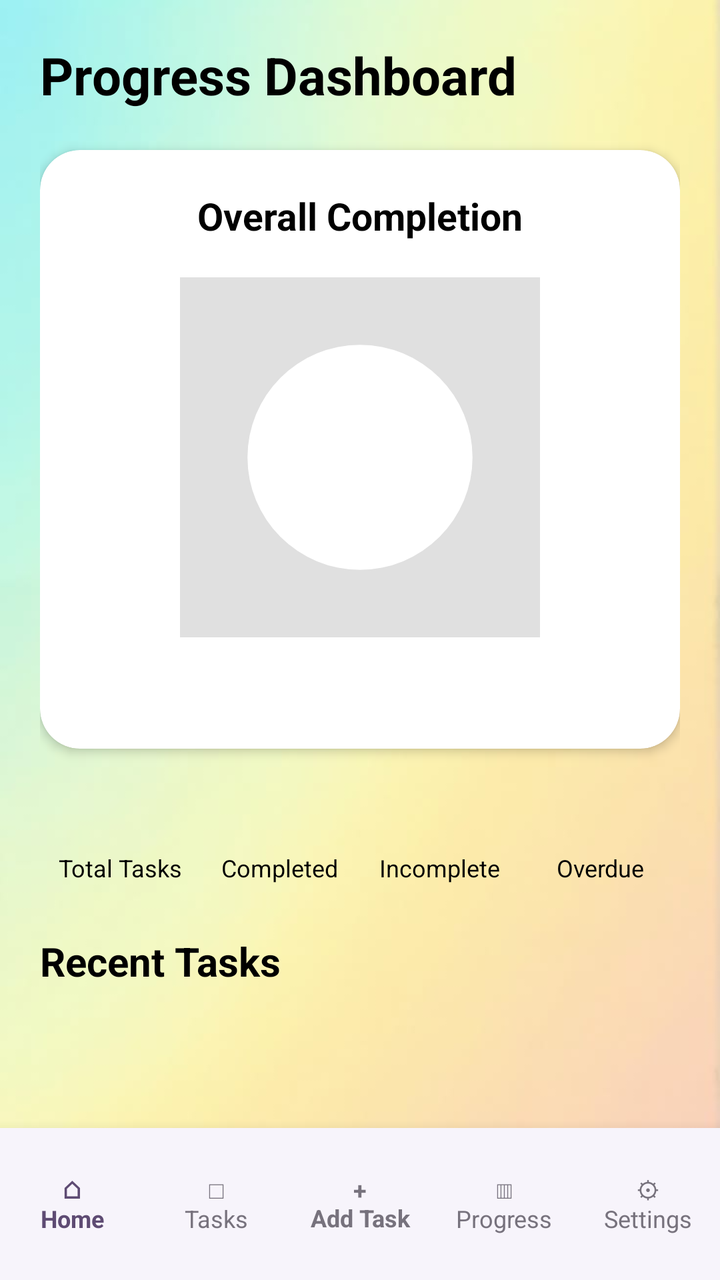
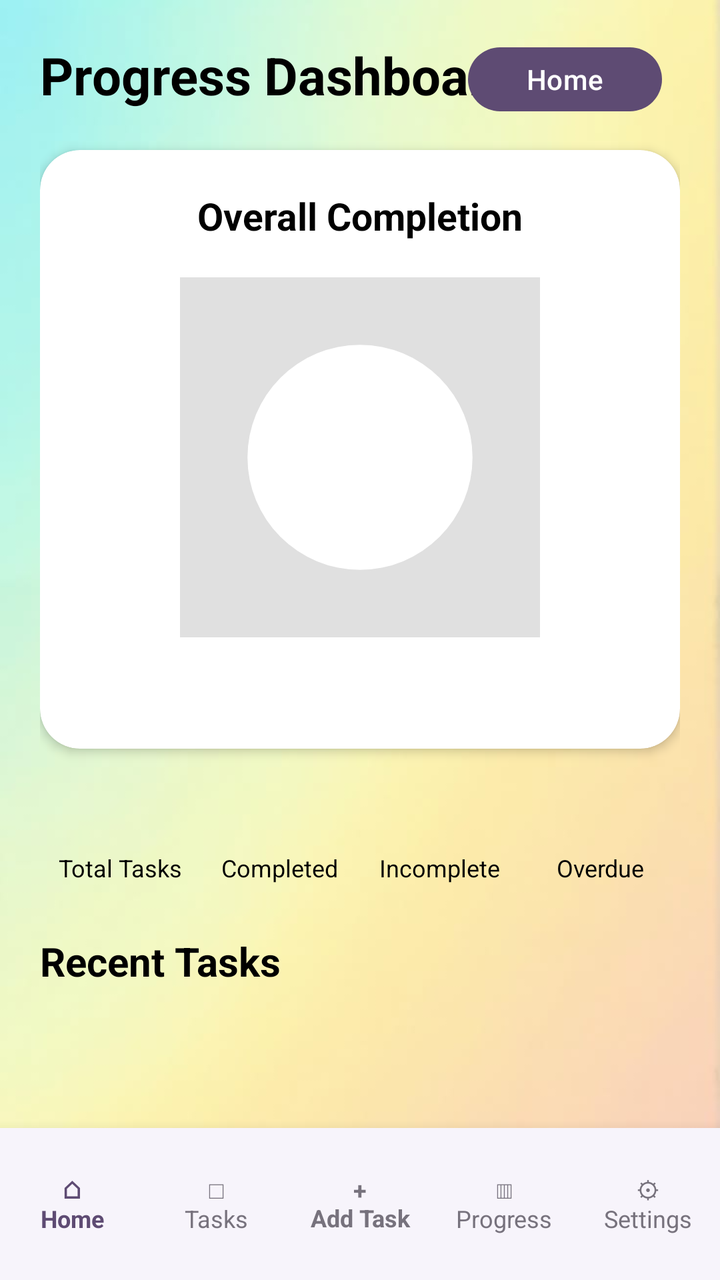

Before-and-after screenshots of an Android layout around one commit, followed by the original layout XML and the change that was made.
<!-- AndroidManifest.xml: application theme Theme.StudyMate -->
<!-- res/layout/fragment_progress.xml -->
<?xml version="1.0" encoding="utf-8"?>
<androidx.constraintlayout.widget.ConstraintLayout
    xmlns:android="http://schemas.android.com/apk/res/android"
    xmlns:app="http://schemas.android.com/apk/res-auto"
    xmlns:tools="http://schemas.android.com/tools"
    android:layout_width="match_parent"
    android:layout_height="match_parent"
    android:background="@drawable/background_5"
    tools:context=".ProgressFragment">

    <ScrollView
        android:id="@+id/progressScrollView"
        android:layout_width="0dp"
        android:layout_height="0dp"
        android:fillViewport="true"
        android:padding="20dp"
        app:layout_constraintTop_toTopOf="parent"
        app:layout_constraintBottom_toTopOf="@id/bottomNav"
        app:layout_constraintStart_toStartOf="parent"
        app:layout_constraintEnd_toEndOf="parent">

        <LinearLayout
            android:layout_width="match_parent"
            android:layout_height="wrap_content"
            android:orientation="vertical">

            <TextView
                android:id="@+id/textviewProgressTitle"
                android:layout_width="wrap_content"
                android:layout_height="wrap_content"
                android:text="@string/progress_dashboard"
                android:textColor="@android:color/black"
                android:textSize="26sp"
                android:textStyle="bold"
                android:layout_marginBottom="20dp" />

            <androidx.cardview.widget.CardView
                android:layout_width="match_parent"
                android:layout_height="wrap_content"
                android:layout_marginBottom="22dp"
                app:cardBackgroundColor="@android:color/white"
                app:cardCornerRadius="20dp"
                app:cardElevation="3dp">

                <LinearLayout
                    android:layout_width="match_parent"
                    android:layout_height="wrap_content"
                    android:orientation="vertical"
                    android:gravity="center"
                    android:padding="20dp">

                    <TextView
                        android:layout_width="wrap_content"
                        android:layout_height="wrap_content"
                        android:text="@string/overall_completion"
                        android:textColor="@android:color/black"
                        android:textSize="19sp"
                        android:textStyle="bold"
                        android:layout_marginBottom="18dp" />

                    <FrameLayout
                        android:layout_width="180dp"
                        android:layout_height="180dp">

                        <ProgressBar
                            android:id="@+id/progressCircular"
                            style="?android:attr/progressBarStyleHorizontal"
                            android:layout_width="180dp"
                            android:layout_height="180dp"
                            android:layout_gravity="center"
                            android:indeterminate="false"
                            android:max="100"
                            android:progressDrawable="@drawable/circular_progress" />

                        <TextView
                            android:id="@+id/textviewCompletionPercentage"
                            android:layout_width="0dp"
                            android:layout_height="wrap_content"
                            android:layout_gravity="center"
                            android:textColor="@android:color/black"
                            android:textSize="30sp"
                            android:textStyle="bold" />

                    </FrameLayout>

                    <TextView
                        android:id="@+id/textviewCompletedOfTotal"
                        android:layout_width="wrap_content"
                        android:layout_height="wrap_content"
                        android:textColor="@android:color/black"
                        android:textSize="16sp"
                        android:textStyle="bold"
                        android:layout_marginTop="14dp" />

                </LinearLayout>

            </androidx.cardview.widget.CardView>

            <LinearLayout
                android:id="@+id/taskStatistics"
                android:layout_width="match_parent"
                android:layout_height="wrap_content"
                android:baselineAligned="false"
                android:orientation="horizontal"
                android:weightSum="4"
                android:layout_marginBottom="25dp">

                <LinearLayout
                    android:id="@+id/totalTasksContainer"
                    android:layout_width="0dp"
                    android:layout_height="wrap_content"
                    android:layout_weight="1"
                    android:orientation="vertical"
                    android:gravity="center">

                    <TextView
                        android:id="@+id/tvTotalTasks"
                        android:layout_width="wrap_content"
                        android:layout_height="wrap_content"
                        android:textColor="@android:color/black"
                        android:textSize="22sp"
                        android:textStyle="bold" />

                    <TextView
                        android:layout_width="wrap_content"
                        android:layout_height="wrap_content"
                        android:gravity="center"
                        android:text="@string/total_tasks"
                        android:textColor="@android:color/black"
                        android:textSize="12sp" />

                </LinearLayout>

                <LinearLayout
                    android:id="@+id/completedTasksContainer"
                    android:layout_width="0dp"
                    android:layout_height="wrap_content"
                    android:layout_weight="1"
                    android:orientation="vertical"
                    android:gravity="center">

                    <TextView
                        android:id="@+id/textviewCompletedTasks"
                        android:layout_width="wrap_content"
                        android:layout_height="wrap_content"
                        android:textColor="@android:color/black"
                        android:textSize="22sp"
                        android:textStyle="bold" />

                    <TextView
                        android:layout_width="wrap_content"
                        android:layout_height="wrap_content"
                        android:text="@string/completed"
                        android:textColor="@android:color/black"
                        android:textSize="12sp"
                        android:gravity="center" />

                </LinearLayout>

                <LinearLayout
                    android:id="@+id/incompleteTasksContainer"
                    android:layout_width="0dp"
                    android:layout_height="wrap_content"
                    android:layout_weight="1"
                    android:orientation="vertical"
                    android:gravity="center">

                    <TextView
                        android:id="@+id/textviewIncompleteTasks"
                        android:layout_width="wrap_content"
                        android:layout_height="wrap_content"
                        android:textColor="@android:color/black"
                        android:textSize="22sp"
                        android:textStyle="bold" />

                    <TextView
                        android:layout_width="wrap_content"
                        android:layout_height="wrap_content"
                        android:text="@string/incomplete"
                        android:textColor="@android:color/black"
                        android:textSize="12sp"
                        android:gravity="center" />

                </LinearLayout>

                <LinearLayout
                    android:id="@+id/overdueTasksContainer"
                    android:layout_width="0dp"
                    android:layout_height="wrap_content"
                    android:layout_weight="1"
                    android:orientation="vertical"
                    android:gravity="center">

                    <TextView
                        android:id="@+id/tvOverdueTasks"
                        android:layout_width="wrap_content"
                        android:layout_height="wrap_content"
                        android:textColor="@android:color/black"
                        android:textSize="22sp"
                        android:textStyle="bold" />

                    <TextView
                        android:layout_width="wrap_content"
                        android:layout_height="wrap_content"
                        android:text="@string/overdue"
                        android:textColor="@android:color/black"
                        android:textSize="12sp"
                        android:gravity="center" />

                </LinearLayout>

            </LinearLayout>

            <TextView
                android:id="@+id/textviewRecentTasksTitle"
                android:layout_width="wrap_content"
                android:layout_height="wrap_content"
                android:text="@string/recent_tasks"
                android:textColor="@android:color/black"
                android:textSize="20sp"
                android:textStyle="bold"
                android:layout_marginBottom="12dp" />

            <LinearLayout
                android:id="@+id/recentTasksContainer"
                android:layout_width="match_parent"
                android:layout_height="wrap_content"
                android:orientation="vertical"
                android:layout_marginBottom="20dp" />

        </LinearLayout>

    </ScrollView>

    <include
        android:id="@+id/bottomNav"
        layout="@layout/bottom_nav"
        android:layout_width="0dp"
        android:layout_height="76dp"
        app:layout_constraintBottom_toBottomOf="parent"
        app:layout_constraintStart_toStartOf="parent"
        app:layout_constraintEnd_toEndOf="parent" />

</androidx.constraintlayout.widget.ConstraintLayout>
<!-- res/layout/bottom_nav.xml (included above) -->
<?xml version="1.0" encoding="utf-8"?>
<LinearLayout
    xmlns:android="http://schemas.android.com/apk/res/android"
    android:id="@+id/bottomNav"
    android:layout_width="match_parent"
    android:layout_height="76dp"
    android:orientation="horizontal"
    android:gravity="center"
    android:background="@color/studymate_background"
    android:elevation="10dp"
    android:paddingTop="6dp"
    android:paddingBottom="6dp">

    <TextView
        android:id="@+id/navHome"
        android:layout_width="0dp"
        android:layout_height="match_parent"
        android:layout_weight="1"
        android:text="@string/_10_home"
        android:gravity="center"
        android:textColor="@color/studymate_primary"
        android:textSize="12sp"
        android:textStyle="bold" />

    <TextView
        android:id="@+id/navTasks"
        android:layout_width="0dp"
        android:layout_height="match_parent"
        android:layout_weight="1"
        android:text="@string/_10_tasks"
        android:gravity="center"
        android:textColor="@color/studymate_text_grey"
        android:textSize="12sp" />

    <TextView
        android:id="@+id/navAddTask"
        android:layout_width="0dp"
        android:layout_height="match_parent"
        android:layout_weight="1"
        android:text="@string/_10_add_task"
        android:gravity="center"
        android:textColor="@color/studymate_text_grey"
        android:textSize="12sp"
        android:textStyle="bold" />

    <TextView
        android:id="@+id/navProgress"
        android:layout_width="0dp"
        android:layout_height="match_parent"
        android:layout_weight="1"
        android:text="@string/_10_progress"
        android:gravity="center"
        android:textColor="@color/studymate_text_grey"
        android:textSize="12sp" />

    <TextView
        android:id="@+id/navSettings"
        android:layout_width="0dp"
        android:layout_height="match_parent"
        android:layout_weight="1"
        android:text="@string/_10_settings"
        android:gravity="center"
        android:textColor="@color/studymate_text_grey"
        android:textSize="12sp" />

</LinearLayout>
<!-- resources referenced by this layout -->
<resources>
  <color name="studymate_background">#F7F4FB</color>
  <color name="studymate_primary">#5E4B73</color>
  <color name="studymate_text_grey">#77727D</color>
  <!-- drawable background_5: jpeg bitmap (drawable, 11861 bytes) -->
  <!-- drawable circular_progress (drawable) -->
  <?xml version="1.0" encoding="utf-8"?>
  <layer-list xmlns:android="http://schemas.android.com/apk/res/android">
  
      <item>
          <shape
              android:shape="ring"
              android:innerRadiusRatio="3.2"
              android:thicknessRatio="0.14"
              android:useLevel="false">
  
              <solid android:color="#E0E0E0" />
  
          </shape>
      </item>
  
      <item>
          <shape
              android:shape="ring"
              android:innerRadiusRatio="3.2"
              android:thicknessRatio="0.14"
              android:useLevel="true">
  
              <solid android:color="#667B6D" />
  
          </shape>
      </item>
  
  </layer-list>
  <string name="_10_add_task">+\nAdd Task</string>
  <string name="_10_home">⌂\nHome</string>
  <string name="_10_progress">▥\nProgress</string>
  <string name="_10_settings">⚙\nSettings</string>
  <string name="_10_tasks">□\nTasks</string>
  <string name="completed">Completed</string>
  <string name="incomplete">Incomplete</string>
  <string name="overall_completion">Overall Completion</string>
  <string name="overdue">Overdue</string>
  <string name="progress_dashboard">Progress Dashboard</string>
  <string name="recent_tasks">Recent Tasks</string>
  <string name="total_tasks">Total Tasks</string>
  <style name="Theme.StudyMate" parent="Base.Theme.StudyMate" />
  <style name="Base.Theme.StudyMate" parent="Theme.Material3.Light.NoActionBar">
          <item name="colorPrimary">@color/studymate_primary</item>
          <item name="colorOnPrimary">@android:color/white</item>
  
          <item name="android:windowBackground">@color/studymate_background</item>
          <item name="android:textColorPrimary">@android:color/black</item>
          <item name="android:textColorSecondary">@android:color/black</item>
      </style>
</resources>

<!-- the commit's change to res/layout/fragment_progress.xml (unified diff, before → after) -->
@@ -232,6 +232,19 @@
 
     </ScrollView>
 
+    <Button
+        android:id="@+id/backToHome"
+        android:layout_width="97dp"
+        android:layout_height="40dp"
+        android:text="Home"
+        app:layout_constraintBottom_toBottomOf="parent"
+        app:layout_constraintEnd_toEndOf="parent"
+        app:layout_constraintHorizontal_bias="0.89"
+        app:layout_constraintStart_toStartOf="parent"
+        app:layout_constraintTop_toTopOf="parent"
+        app:layout_constraintVertical_bias="0.033" />
+
+
     <include
         android:id="@+id/bottomNav"
         layout="@layout/bottom_nav"
@@ -240,6 +253,7 @@
         app:layout_constraintBottom_toBottomOf="parent"
         app:layout_constraintStart_toStartOf="parent"
         app:layout_constraintEnd_toEndOf="parent" />
+
 
 </androidx.constraintlayout.widget.ConstraintLayout>
 <!-- res/layout/bottom_nav.xml (included above) -->
